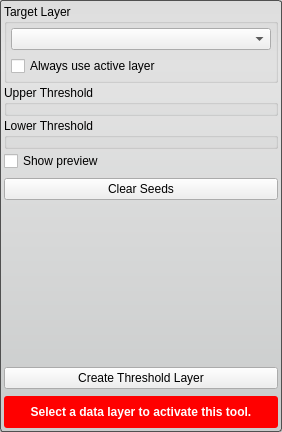
This is Interface/ToolInterface/ThresholdToolInterface.ui in jessdtate/Seg3D as Qt 5 draws it before an edit. The edited form follows.
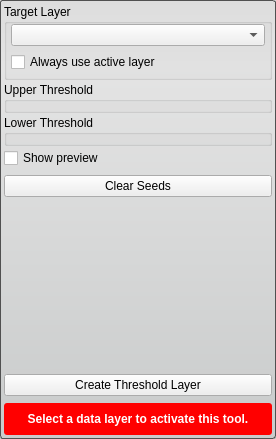
This is the edited form. Custom widgets are drawn as their Qt base class.

The edit to the form file:
```diff
--- a/Interface/ToolInterface/ThresholdToolInterface.ui
+++ b/Interface/ToolInterface/ThresholdToolInterface.ui
@@ -6,8 +6,8 @@
    <rect>
     <x>0</x>
     <y>0</y>
-    <width>282</width>
-    <height>432</height>
+    <width>276</width>
+    <height>439</height>
    </rect>
   </property>
   <property name="sizePolicy">
@@ -48,11 +48,29 @@
    </property>
    <item>
     <widget class="QGroupBox" name="target_groupbox_">
+     <property name="minimumSize">
+      <size>
+       <width>0</width>
+       <height>76</height>
+      </size>
+     </property>
      <property name="title">
       <string>Target Layer</string>
      </property>
      <layout class="QVBoxLayout" name="verticalLayout_4">
-      <property name="margin">
+      <property name="spacing">
+       <number>6</number>
+      </property>
+      <property name="leftMargin">
+       <number>4</number>
+      </property>
+      <property name="topMargin">
+       <number>0</number>
+      </property>
+      <property name="rightMargin">
+       <number>4</number>
+      </property>
+      <property name="bottomMargin">
        <number>4</number>
       </property>
       <item>
@@ -243,12 +261,6 @@
        <height>32</height>
       </size>
      </property>
-     <property name="maximumSize">
-      <size>
-       <width>16777215</width>
-       <height>32</height>
-      </size>
-     </property>
      <property name="styleSheet">
       <string notr="true">QLabel#message_{
 	color: white;
```
